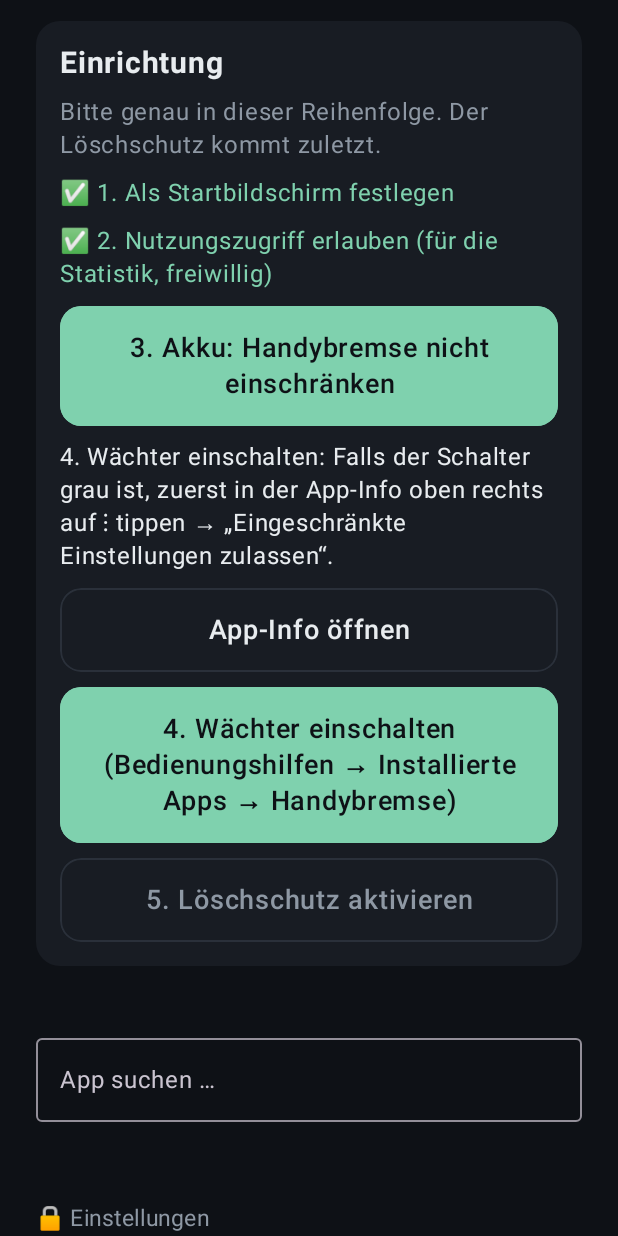
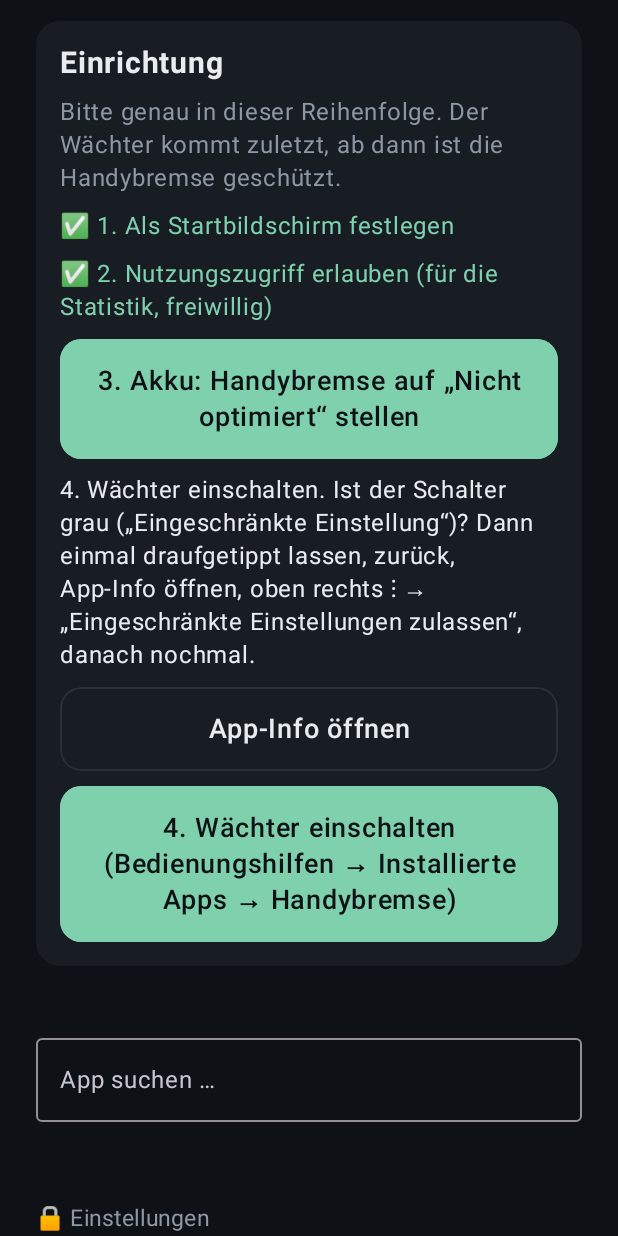
Before and after one commit to SportGermany/Ablenkung, an Android app built with Jetpack Compose: the screen it shows after launch (MainActivity), on a phone screen of 412 x 824 dp. Run offline under Robolectric (Android 15) with nearby library versions, the phone set to English and light mode, and no system bars.

Commit message:
Handybremse 1.1: ohne Geräteadministrator und ohne heikle Rechte, damit Play Protect sie nicht als gefährlich einstuft
Co-Authored-By: Claude Opus 5.5 <noreply@anthropic.com>
Claude-Session: https://claude.ai/code/session_01HsYoyoQc3oWkwrvivWBs4j

```diff
--- a/android/app/build.gradle.kts
+++ b/android/app/build.gradle.kts
@@ -15,8 +15,8 @@ android {
         applicationId = "de.sportgermany.handybremse"
         minSdk = 26
         targetSdk = 35
-        versionCode = 1
-        versionName = "1.0"
+        versionCode = 2
+        versionName = "1.1"
         buildConfigField("String", "FREIGABE_SECRET", "\"$freigabeSecret\"")
         // Notfall-Code: hier liegt nur ein Abdruck (SHA-256 mit Salz), nie der Code selbst
         buildConfigField("String", "NOTFALL_SALT", "\"c1a2c92d1891bb4f8b242533a4215ed7\"")
--- a/android/app/src/main/java/de/sportgermany/handybremse/Apps.kt
+++ b/android/app/src/main/java/de/sportgermany/handybremse/Apps.kt
@@ -1,6 +1,5 @@
 package de.sportgermany.handybremse
 
-import android.app.admin.DevicePolicyManager
 import android.content.ComponentName
 import android.content.Context
 import android.content.Intent
@@ -90,13 +89,6 @@ object Apps {
         return splitter.any { ComponentName.unflattenFromString(it) == me }
     }
 
-    fun adminComponent(context: Context) = ComponentName(context, AdminReceiver::class.java)
-
-    fun isAdminActive(context: Context): Boolean {
-        val dpm = context.getSystemService(Context.DEVICE_POLICY_SERVICE) as DevicePolicyManager
-        return dpm.isAdminActive(adminComponent(context))
-    }
-
     fun hasUsageAccess(context: Context): Boolean {
         val ops = context.getSystemService(Context.APP_OPS_SERVICE) as android.app.AppOpsManager
         @Suppress("DEPRECATION")
--- a/android/app/src/main/java/de/sportgermany/handybremse/GuardService.kt
+++ b/android/app/src/main/java/de/sportgermany/handybremse/GuardService.kt
@@ -47,8 +47,12 @@ class GuardService : AccessibilityService() {
         private val DANGER_EXACT = setOf("ein", "aus", "on", "off")
     }
 
+    private var graceUntil = 0L
+    private fun now() = System.currentTimeMillis()
+
     override fun onServiceConnected() {
         store = Store(this)
+        if (store.firstGuardStart()) graceUntil = now() + 30_000
         handler.removeCallbacks(ticker)
         handler.post(ticker)
     }
@@ -84,7 +88,7 @@ class GuardService : AccessibilityService() {
     }
 
     private fun checkProtectedPage() {
-        if (!Apps.isAdminActive(this)) return      // Schutz erst aktiv, wenn die Einrichtung fertig ist
+        if (now() < graceUntil) return              // kurz nach dem allerersten Einschalten: Einrichtung abschließen lassen
         if (store.uninstallUnlocked()) return       // mit Code freigeschaltet
         val now = System.currentTimeMillis()
         if (now - lastSettingsCheck < 300) return
--- a/android/app/src/main/java/de/sportgermany/handybremse/MainActivity.kt
+++ b/android/app/src/main/java/de/sportgermany/handybremse/MainActivity.kt
@@ -1,7 +1,5 @@
 package de.sportgermany.handybremse
 
-import android.annotation.SuppressLint
-import android.app.admin.DevicePolicyManager
 import android.content.Intent
 import android.net.Uri
 import android.os.Bundle
@@ -155,19 +153,17 @@ class MainActivity : ComponentActivity() {
 
     // ---------- Einrichtung ----------
 
-    @SuppressLint("BatteryLife")
     @Composable
     private fun SetupCard() {
         val launcher = Apps.isDefaultLauncher(this)
         val usage = Apps.hasUsageAccess(this)
         val battery = Apps.ignoresBattery(this)
         val guard = Apps.isGuardEnabled(this)
-        val admin = Apps.isAdminActive(this)
-        if (launcher && guard && admin) return
+        if (launcher && guard) return
 
         Card(Modifier.padding(bottom = 16.dp)) {
             Text("Einrichtung", color = C.text, fontSize = 20.sp, fontWeight = FontWeight.Bold)
-            Body("Bitte genau in dieser Reihenfolge. Der Löschschutz kommt zuletzt.")
+            Body("Bitte genau in dieser Reihenfolge. Der Wächter kommt zuletzt, ab dann ist die Handybremse geschützt.")
 
             Step(1, "Als Startbildschirm festlegen", launcher) {
                 startActivity(Intent(Settings.ACTION_HOME_SETTINGS))
@@ -175,22 +171,17 @@ class MainActivity : ComponentActivity() {
             Step(2, "Nutzungszugriff erlauben (für die Statistik, freiwillig)", usage) {
                 startActivity(Intent(Settings.ACTION_USAGE_ACCESS_SETTINGS))
             }
-            Step(3, "Akku: Handybremse nicht einschränken", battery) {
-                startActivity(Intent(Settings.ACTION_REQUEST_IGNORE_BATTERY_OPTIMIZATIONS, Uri.parse("package:$packageName")))
+            Step(3, "Akku: Handybremse auf „Nicht optimiert“ stellen", battery) {
+                startActivity(Intent(Settings.ACTION_IGNORE_BATTERY_OPTIMIZATION_SETTINGS))
             }
             if (!guard) {
-                Body("4. Wächter einschalten: Falls der Schalter grau ist, zuerst in der App-Info oben rechts auf ⋮ tippen → „Eingeschränkte Einstellungen zulassen“.", C.text)
+                Body("4. Wächter einschalten. Ist der Schalter grau („Eingeschränkte Einstellung“)? Dann einmal draufgetippt lassen, zurück, App-Info öffnen, oben rechts ⋮ → „Eingeschränkte Einstellungen zulassen“, danach nochmal.", C.text)
                 BigButton("App-Info öffnen", primary = false) {
                     startActivity(Intent(Settings.ACTION_APPLICATION_DETAILS_SETTINGS, Uri.parse("package:$packageName")))
                 }
             }
             Step(4, "Wächter einschalten (Bedienungshilfen → Installierte Apps → Handybremse)", guard) {
                 startActivity(Intent(Settings.ACTION_ACCESSIBILITY_SETTINGS))
-            }
-            Step(5, "Löschschutz aktivieren", admin, enabled = guard) {
-                startActivity(Intent(DevicePolicyManager.ACTION_ADD_DEVICE_ADMIN)
-                    .putExtra(DevicePolicyManager.EXTRA_DEVICE_ADMIN, Apps.adminComponent(this@MainActivity))
-                    .putExtra(DevicePolicyManager.EXTRA_ADD_EXPLANATION, getString(R.string.admin_description)))
             }
         }
     }
--- a/android/app/src/main/res/values/strings.xml
+++ b/android/app/src/main/res/values/strings.xml
@@ -2,5 +2,4 @@
 <resources>
     <string name="app_name">Handybremse</string>
     <string name="guard_description">Der Wächter der Handybremse merkt, wenn du TikTok, Instagram oder eine andere gebremste App öffnest, und zeigt dir vorher die Pause. Er liest keine Inhalte mit und schickt nichts ins Internet.</string>
-    <string name="admin_description">Löschschutz: Die Handybremse lässt sich nur mit einem Freischalt-Code oder dem Notfall-Code entfernen.</string>
 </resources>
--- a/android/app/src/main/res/xml/device_admin.xml
+++ /dev/null
@@ -1,4 +0,0 @@
-<?xml version="1.0" encoding="utf-8"?>
-<device-admin xmlns:android="http://schemas.android.com/apk/res/android">
-    <uses-policies />
-</device-admin>
```
Also changed, not shown: android/app/src/main/AndroidManifest.xml (+0 -15 lines), android/app/src/main/java/de/sportgermany/handybremse/AdminReceiver.kt (deleted, +0 -11 lines), android/app/src/main/java/de/sportgermany/handybremse/LockActivity.kt (+6 -8 lines), android/app/src/main/java/de/sportgermany/handybremse/Store.kt (+7 -0 lines), 1 other file.
